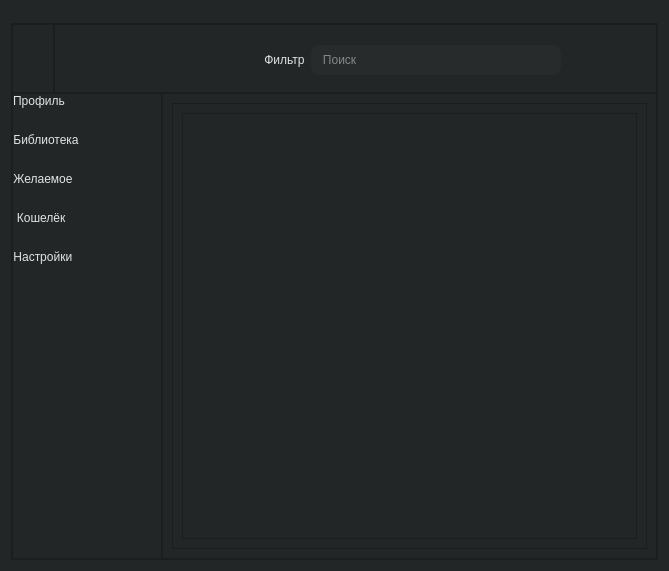
The window that AppUi/menuUI/mainWhidow.ui (ToniTrum/My_EGS) describes before a commit, drawn with Qt 5.
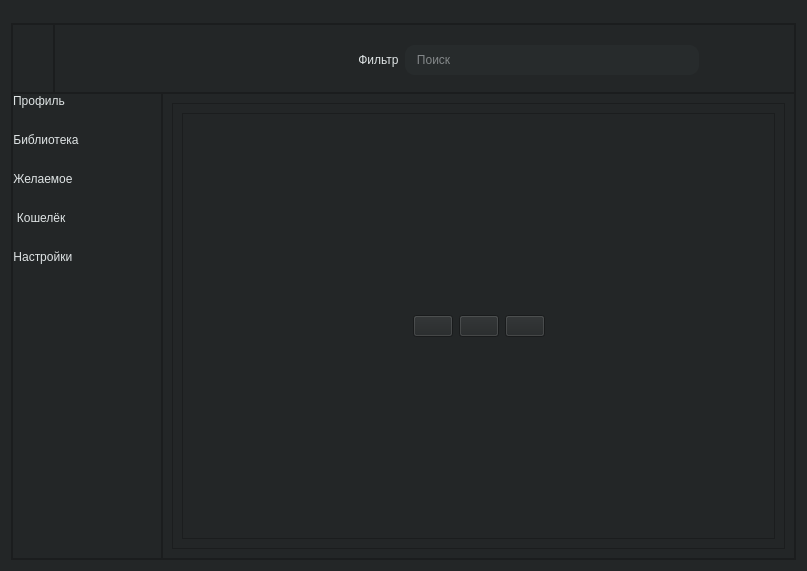
The same window after the commit. Icons and pictures are not drawn.

```diff
--- a/AppUi/menuUI/mainWhidow.ui
+++ b/AppUi/menuUI/mainWhidow.ui
@@ -6,7 +6,7 @@
    <rect>
     <x>0</x>
     <y>0</y>
-    <width>669</width>
+    <width>807</width>
     <height>571</height>
    </rect>
   </property>
@@ -612,10 +612,83 @@
                 <rect>
                  <x>0</x>
                  <y>0</y>
-                 <width>445</width>
+                 <width>583</width>
                  <height>415</height>
                 </rect>
                </property>
+               <layout class="QVBoxLayout" name="verticalLayout_4">
+                <item>
+                 <layout class="QHBoxLayout" name="horizontalLayout_7">
+                  <item>
+                   <spacer name="horizontalSpacer_2">
+                    <property name="orientation">
+                     <enum>Qt::Horizontal</enum>
+                    </property>
+                    <property name="sizeHint" stdset="0">
+                     <size>
+                      <width>40</width>
+                      <height>20</height>
+                     </size>
+                    </property>
+                   </spacer>
+                  </item>
+                  <item>
+                   <widget class="QPushButton" name="left_button">
+                    <property name="styleSheet">
+                     <string notr="true">color:rgb(223, 228, 229);
+font: 63 8pt &quot;Yu Gothic UI Semibold&quot;;</string>
+                    </property>
+                    <property name="text">
+                     <string/>
+                    </property>
+                    <property name="icon">
+                     <iconset resource="icon.qrc">
+                      <normaloff>:/icon/icon/angle-left-b.svg</normaloff>:/icon/icon/angle-left-b.svg</iconset>
+                    </property>
+                   </widget>
+                  </item>
+                  <item>
+                   <widget class="QPushButton" name="page_number_button">
+                    <property name="styleSheet">
+                     <string notr="true">font: 63 8pt &quot;Yu Gothic UI Semibold&quot;;
+color:rgb(223, 228, 229);</string>
+                    </property>
+                    <property name="text">
+                     <string/>
+                    </property>
+                   </widget>
+                  </item>
+                  <item>
+                   <widget class="QPushButton" name="right_button">
+                    <property name="styleSheet">
+                     <string notr="true">color:rgb(223, 228, 229);
+font: 63 8pt &quot;Yu Gothic UI Semibold&quot;;</string>
+                    </property>
+                    <property name="text">
+                     <string/>
+                    </property>
+                    <property name="icon">
+                     <iconset resource="icon.qrc">
+                      <normaloff>:/icon/icon/right-arrow.svg</normaloff>:/icon/icon/right-arrow.svg</iconset>
+                    </property>
+                   </widget>
+                  </item>
+                  <item>
+                   <spacer name="horizontalSpacer_4">
+                    <property name="orientation">
+                     <enum>Qt::Horizontal</enum>
+                    </property>
+                    <property name="sizeHint" stdset="0">
+                     <size>
+                      <width>40</width>
+                      <height>20</height>
+                     </size>
+                    </property>
+                   </spacer>
+                  </item>
+                 </layout>
+                </item>
+               </layout>
               </widget>
              </widget>
             </item>
```
Left out of the diff: 16 changed lines with no effect on the pictures.
